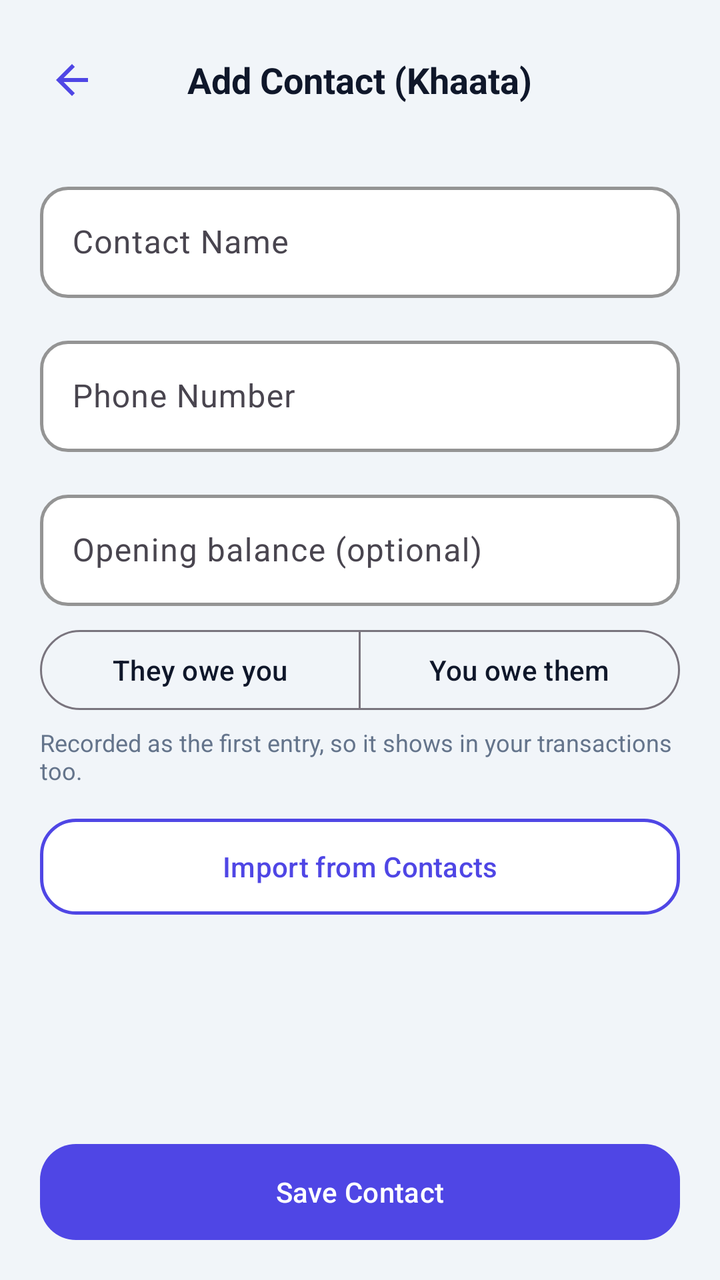
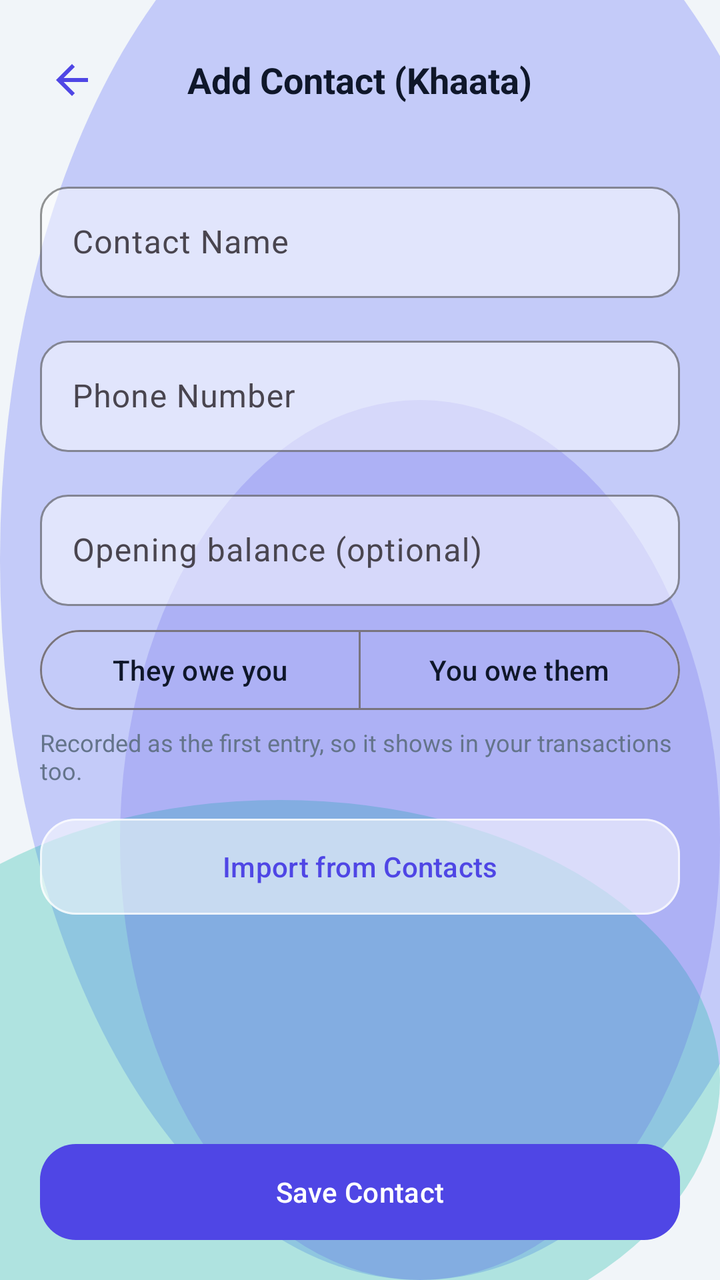

Compare the two renders of this Android layout. The source of the first and the diff that turns it into the second are given below.
<!-- AndroidManifest.xml: application theme Theme.MoneyLens -->
<!-- res/layout/activity_add_customer.xml -->
<?xml version="1.0" encoding="utf-8"?>
<androidx.constraintlayout.widget.ConstraintLayout xmlns:android="http://schemas.android.com/apk/res/android"
    xmlns:app="http://schemas.android.com/apk/res-auto"
    xmlns:tools="http://schemas.android.com/tools"
    android:layout_width="match_parent"
    android:layout_height="match_parent"
    android:background="@color/colorBackground">

    
    <RelativeLayout
        android:id="@+id/layoutAppBar"
        android:layout_width="match_parent"
        android:layout_height="56dp"
        android:layout_marginTop="12dp"
        android:paddingHorizontal="16dp"
        app:layout_constraintTop_toTopOf="parent">

        <ImageView
            android:id="@+id/btnBack"
            android:layout_width="40dp"
            android:layout_height="40dp"
            android:layout_centerVertical="true"
            android:padding="8dp"
            android:src="@drawable/ic_back"
            android:background="?attr/selectableItemBackgroundBorderless" />

        <TextView
            android:layout_width="wrap_content"
            android:layout_height="wrap_content"
            android:layout_centerInParent="true"
            android:text="Add Contact (Khaata)"
            android:textColor="@color/colorTextPrimary"
            android:textSize="18sp"
            android:textStyle="bold" />
    </RelativeLayout>

    <androidx.core.widget.NestedScrollView
        android:layout_width="match_parent"
        android:layout_height="0dp"
        android:fillViewport="true"
        app:layout_constraintBottom_toTopOf="@+id/btnSaveCustomer"
        app:layout_constraintTop_toBottomOf="@+id/layoutAppBar">

        <LinearLayout
            android:layout_width="match_parent"
            android:layout_height="wrap_content"
            android:orientation="vertical"
            android:padding="20dp">

            

            
            <com.google.android.material.textfield.TextInputLayout
                android:id="@+id/tilCustomerName"
                style="@style/ClayInput"
                android:layout_width="match_parent"
                android:layout_height="wrap_content"
                android:layout_marginBottom="16dp"
                android:hint="Contact Name">

                <com.google.android.material.textfield.TextInputEditText
                    android:id="@+id/etCustomerName"
                    android:layout_width="match_parent"
                    android:layout_height="wrap_content"
                    android:inputType="textPersonName|textCapWords"
                    android:textColor="@color/colorTextPrimary" />
            </com.google.android.material.textfield.TextInputLayout>

            
            <com.google.android.material.textfield.TextInputLayout
                android:id="@+id/tilCustomerPhone"
                style="@style/ClayInput"
                android:layout_width="match_parent"
                android:layout_height="wrap_content"
                android:layout_marginBottom="16dp"
                android:hint="Phone Number">

                <com.google.android.material.textfield.TextInputEditText
                    android:id="@+id/etCustomerPhone"
                    android:layout_width="match_parent"
                    android:layout_height="wrap_content"
                    android:inputType="phone"
                    android:textColor="@color/colorTextPrimary" />
            </com.google.android.material.textfield.TextInputLayout>

            
            <com.google.android.material.textfield.TextInputLayout
                android:id="@+id/tilOpeningBalance"
                style="@style/ClayInput"
                android:layout_width="match_parent"
                android:layout_height="wrap_content"
                android:layout_marginBottom="8dp"
                android:hint="@string/ledger_opening_balance">

                <com.google.android.material.textfield.TextInputEditText
                    android:id="@+id/etOpeningBalance"
                    android:layout_width="match_parent"
                    android:layout_height="wrap_content"
                    android:inputType="numberDecimal"
                    android:textColor="@color/colorTextPrimary" />
            </com.google.android.material.textfield.TextInputLayout>

            
            <com.google.android.material.button.MaterialButtonToggleGroup
                android:id="@+id/toggleOpeningDirection"
                android:layout_width="match_parent"
                android:layout_height="wrap_content"
                android:layout_marginBottom="4dp"
                app:selectionRequired="true"
                app:singleSelection="true">

                <com.google.android.material.button.MaterialButton
                    android:id="@+id/btnOpeningTheyOwe"
                    style="@style/Widget.Material3.Button.OutlinedButton"
                    android:layout_width="0dp"
                    android:layout_weight="1"
                    android:layout_height="wrap_content"
                    android:text="@string/ledger_they_owe_you" />

                <com.google.android.material.button.MaterialButton
                    android:id="@+id/btnOpeningYouOwe"
                    style="@style/Widget.Material3.Button.OutlinedButton"
                    android:layout_width="0dp"
                    android:layout_weight="1"
                    android:layout_height="wrap_content"
                    android:text="@string/ledger_you_owe_them" />
            </com.google.android.material.button.MaterialButtonToggleGroup>

            <TextView
                android:layout_width="match_parent"
                android:layout_height="wrap_content"
                android:layout_marginBottom="16dp"
                android:text="@string/ledger_opening_balance_hint"
                android:textColor="@color/colorTextSecondary"
                android:textSize="12sp" />

            
            <com.google.android.material.button.MaterialButton
                android:id="@+id/btnImportContact"
                style="@style/ClayButtonSecondary"
                android:layout_width="match_parent"
                android:layout_height="wrap_content"
                android:text="Import from Contacts"
                android:layout_marginBottom="24dp" />

        </LinearLayout>
    </androidx.core.widget.NestedScrollView>

    
    <com.google.android.material.button.MaterialButton
        android:id="@+id/btnSaveCustomer"
        style="@style/ClayButton"
        android:layout_width="match_parent"
        android:layout_height="wrap_content"
        android:layout_margin="20dp"
        android:text="Save Contact"
        app:layout_constraintBottom_toBottomOf="parent"
        app:layout_constraintEnd_toEndOf="parent"
        app:layout_constraintStart_toStartOf="parent" />

    
    <FrameLayout
        android:id="@+id/loaderOverlay"
        android:layout_width="match_parent"
        android:layout_height="match_parent"
        android:background="@color/colorScrim"
        android:visibility="gone"
        app:layout_constraintBottom_toBottomOf="parent"
        app:layout_constraintEnd_toEndOf="parent"
        app:layout_constraintStart_toStartOf="parent"
        app:layout_constraintTop_toTopOf="parent">

        <ProgressBar
            android:layout_width="wrap_content"
            android:layout_height="wrap_content"
            android:layout_gravity="center"
            android:indeterminateTint="@color/colorPrimary" />
    </FrameLayout>

</androidx.constraintlayout.widget.ConstraintLayout>
<!-- resources referenced by this layout -->
<resources>
  <style name="ClayButton" parent="Widget.Material3.Button">
          <item name="cornerRadius">@dimen/clay_button_radius</item>
          <item name="android:paddingVertical">14dp</item>
          <item name="backgroundTint">@color/colorPrimary</item>
          <item name="android:textColor">@color/colorOnPrimary</item>
          <item name="iconTint">@color/colorOnPrimary</item>
          <item name="android:elevation">6dp</item>
          <item name="android:outlineSpotShadowColor" tools:targetApi="p">@color/colorPrimaryShadow</item>
          <item name="android:insetTop">0dp</item>
          <item name="android:insetBottom">0dp</item>
      </style>
  <style name="ClayButtonSecondary" parent="Widget.Material3.Button.OutlinedButton">
          <item name="cornerRadius">@dimen/clay_button_radius</item>
          <item name="android:paddingVertical">14dp</item>
          <item name="backgroundTint">@color/colorSurface</item>
          <item name="android:textColor">@color/colorPrimary</item>
          <item name="strokeColor">@color/colorPrimary</item>
          <item name="strokeWidth">1.5dp</item>
          <item name="android:insetTop">0dp</item>
          <item name="android:insetBottom">0dp</item>
      </style>
  <style name="ClayInput" parent="Widget.Material3.TextInputLayout.OutlinedBox">
          <item name="boxCornerRadiusTopStart">@dimen/clay_input_radius</item>
          <item name="boxCornerRadiusTopEnd">@dimen/clay_input_radius</item>
          <item name="boxCornerRadiusBottomStart">@dimen/clay_input_radius</item>
          <item name="boxCornerRadiusBottomEnd">@dimen/clay_input_radius</item>
          <item name="boxStrokeColor">@color/colorCardBorder</item>
          <item name="boxStrokeWidth">1.5dp</item>
          <item name="boxStrokeWidthFocused">2.5dp</item>
          <item name="boxBackgroundColor">@color/colorSurface</item>
          <item name="hintTextColor">@color/colorPrimary</item>
      </style>
  <color name="colorPrimaryShadow">#3730A3</color>
  <color name="colorCardBorder">#E2E8F0</color>
  <style name="Base.Theme.MoneyLens" parent="Theme.Material3.Light.NoActionBar">
          
          <item name="colorPrimary">@color/colorPrimary</item>
          <item name="colorOnPrimary">@color/colorOnPrimary</item>
          <item name="colorSecondary">@color/colorSecondary</item>
          <item name="colorError">@color/colorDanger</item>
          <item name="android:windowBackground">@color/colorBackground</item>
          <item name="colorSurface">@color/colorSurface</item>
          <item name="android:colorBackground">@color/colorBackground</item>
          <item name="colorOnSurface">@color/colorTextPrimary</item>
  
          
          <item name="android:statusBarColor">@color/colorBackground</item>
          <item name="android:windowLightStatusBar" tools:targetApi="m">true</item>
          <item name="android:navigationBarColor">@color/colorBackground</item>
      </style>
  <!-- unchanged entries left out for length: 17 -->
</resources>

<!-- the commit's change to res/layout/activity_add_customer.xml (unified diff, before → after) -->
@@ -4,7 +4,7 @@
     xmlns:tools="http://schemas.android.com/tools"
     android:layout_width="match_parent"
     android:layout_height="match_parent"
-    android:background="@color/colorBackground">
+    android:background="@drawable/bg_mesh_gradient">
 
     
     <RelativeLayout
<!-- resource entries referenced after the edit -->
@@ -1,23 +1,53 @@
 <!-- resources referenced by this layout -->
 <resources>
+  <!-- drawable bg_mesh_gradient (drawable) -->
+  <?xml version="1.0" encoding="utf-8"?>
+  <layer-list xmlns:android="http://schemas.android.com/apk/res/android">
+      
+      <item>
+          <shape android:shape="rectangle">
+              <solid android:color="@color/colorBackground" />
+          </shape>
+      </item>
+      
+      <item android:top="-80dp" android:right="-60dp">
+          <shape android:shape="oval">
+              <solid android:color="@color/glassMeshOrb1" />
+              <size android:width="280dp" android:height="280dp" />
+          </shape>
+      </item>
+      
+      <item android:bottom="-40dp" android:left="-80dp" android:top="400dp">
+          <shape android:shape="oval">
+              <solid android:color="@color/glassMeshOrb2" />
+              <size android:width="240dp" android:height="240dp" />
+          </shape>
+      </item>
+      
+      <item android:top="200dp" android:left="60dp">
+          <shape android:shape="oval">
+              <solid android:color="@color/glassMeshOrb3" />
+              <size android:width="200dp" android:height="200dp" />
+          </shape>
+      </item>
+  </layer-list>
   <style name="ClayButton" parent="Widget.Material3.Button">
           <item name="cornerRadius">@dimen/clay_button_radius</item>
           <item name="android:paddingVertical">14dp</item>
           <item name="backgroundTint">@color/colorPrimary</item>
           <item name="android:textColor">@color/colorOnPrimary</item>
           <item name="iconTint">@color/colorOnPrimary</item>
-          <item name="android:elevation">6dp</item>
-          <item name="android:outlineSpotShadowColor" tools:targetApi="p">@color/colorPrimaryShadow</item>
+          <item name="android:elevation">4dp</item>
           <item name="android:insetTop">0dp</item>
           <item name="android:insetBottom">0dp</item>
       </style>
   <style name="ClayButtonSecondary" parent="Widget.Material3.Button.OutlinedButton">
           <item name="cornerRadius">@dimen/clay_button_radius</item>
           <item name="android:paddingVertical">14dp</item>
-          <item name="backgroundTint">@color/colorSurface</item>
+          <item name="backgroundTint">@color/glassCardBg</item>
           <item name="android:textColor">@color/colorPrimary</item>
-          <item name="strokeColor">@color/colorPrimary</item>
-          <item name="strokeWidth">1.5dp</item>
+          <item name="strokeColor">@color/glassCardBorder</item>
+          <item name="strokeWidth">1dp</item>
           <item name="android:insetTop">0dp</item>
           <item name="android:insetBottom">0dp</item>
       </style>
@@ -26,16 +56,20 @@
           <item name="boxCornerRadiusTopEnd">@dimen/clay_input_radius</item>
           <item name="boxCornerRadiusBottomStart">@dimen/clay_input_radius</item>
           <item name="boxCornerRadiusBottomEnd">@dimen/clay_input_radius</item>
-          <item name="boxStrokeColor">@color/colorCardBorder</item>
-          <item name="boxStrokeWidth">1.5dp</item>
-          <item name="boxStrokeWidthFocused">2.5dp</item>
-          <item name="boxBackgroundColor">@color/colorSurface</item>
+          <item name="boxStrokeColor">@color/glassInputBorder</item>
+          <item name="boxStrokeWidth">1dp</item>
+          <item name="boxStrokeWidthFocused">2dp</item>
+          <item name="boxBackgroundColor">@color/glassInputBg</item>
           <item name="hintTextColor">@color/colorPrimary</item>
       </style>
-  <color name="colorPrimaryShadow">#3730A3</color>
-  <color name="colorCardBorder">#E2E8F0</color>
+  <color name="glassMeshOrb1">#66818CF8</color>
+  <color name="glassMeshOrb2">#4D14B8A6</color>
+  <color name="glassMeshOrb3">#334F46E5</color>
+  <color name="glassCardBg">#8CFFFFFF</color>
+  <color name="glassCardBorder">#B3FFFFFF</color>
+  <color name="glassInputBorder">#A6FFFFFF</color>
+  <color name="glassInputBg">#80FFFFFF</color>
   <style name="Base.Theme.MoneyLens" parent="Theme.Material3.Light.NoActionBar">
-          
           <item name="colorPrimary">@color/colorPrimary</item>
           <item name="colorOnPrimary">@color/colorOnPrimary</item>
           <item name="colorSecondary">@color/colorSecondary</item>
@@ -46,9 +80,10 @@
           <item name="colorOnSurface">@color/colorTextPrimary</item>
   
           
-          <item name="android:statusBarColor">@color/colorBackground</item>
+          <item name="android:statusBarColor">@android:color/transparent</item>
           <item name="android:windowLightStatusBar" tools:targetApi="m">true</item>
-          <item name="android:navigationBarColor">@color/colorBackground</item>
+          <item name="android:navigationBarColor">@android:color/transparent</item>
+          <item name="android:windowDrawsSystemBarBackgrounds">true</item>
       </style>
   <!-- unchanged entries left out for length: 17 -->
 </resources>
